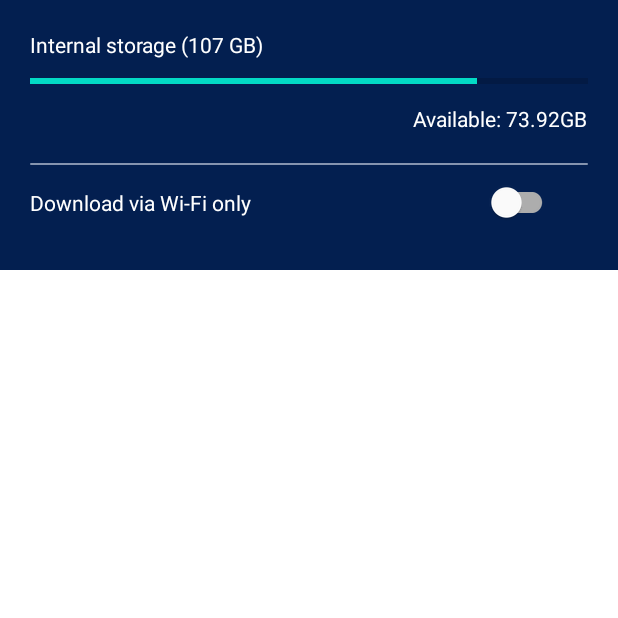
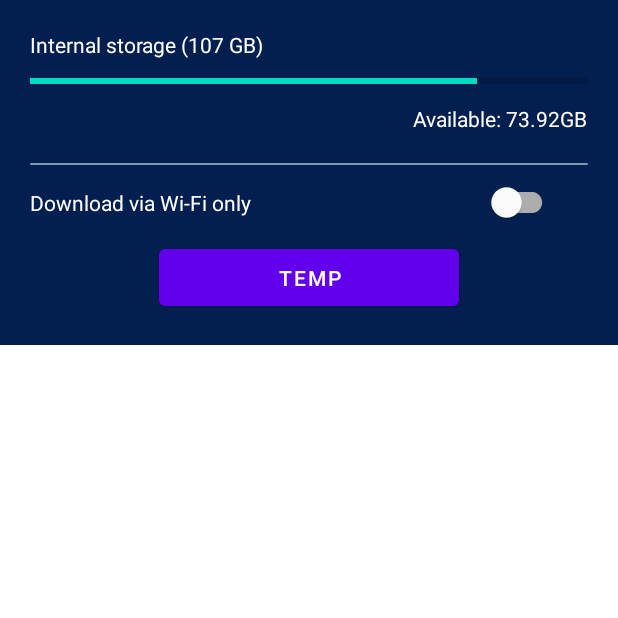
Before and after one commit to JoshMkhari/Carte, an Android app: the fragment Fragment_Download_Maps shown on its own in the app's theme, on a phone screen of 412 x 824 dp, the top half of it. Run offline under Robolectric (Android 15) with nearby library versions, the phone set to English and light mode, and no system bars.

Commit message:
created navigation resource for oflline maps, fragment_map_options, working on navhost  binding

```diff
--- a/app/build.gradle
+++ b/app/build.gradle
@@ -33,6 +33,7 @@ dependencies {
     implementation 'androidx.appcompat:appcompat:1.5.1'
     implementation 'com.google.android.material:material:1.6.1'
     implementation 'androidx.constraintlayout:constraintlayout:2.1.4'
+    implementation 'androidx.navigation:navigation-fragment:2.5.2'
     testImplementation 'junit:junit:4.13.2'
     androidTestImplementation 'androidx.test.ext:junit:1.1.3'
     androidTestImplementation 'androidx.test.espresso:espresso-core:3.4.0'
--- a/app/src/main/java/com/carte/navigator/menu/sub/Fragment_Download_Maps.java
+++ b/app/src/main/java/com/carte/navigator/menu/sub/Fragment_Download_Maps.java
@@ -3,64 +3,33 @@ package com.carte.navigator.menu.sub;
 import android.os.Bundle;
 
 import androidx.fragment.app.Fragment;
+import androidx.navigation.Navigation;
 
 import android.view.LayoutInflater;
 import android.view.View;
 import android.view.ViewGroup;
+import android.widget.Button;
 
 import com.carte.navigator.R;
 
 /**
  * A simple {@link Fragment} subclass.
- * Use the {@link Fragment_Download_Maps#newInstance} factory method to
  * create an instance of this fragment.
  */
 public class Fragment_Download_Maps extends Fragment {
-
-    // TODO: Rename parameter arguments, choose names that match
-    // the fragment initialization parameters, e.g. ARG_ITEM_NUMBER
-    private static final String ARG_PARAM1 = "param1";
-    private static final String ARG_PARAM2 = "param2";
-
-    // TODO: Rename and change types of parameters
-    private String mParam1;
-    private String mParam2;
-
-    public Fragment_Download_Maps() {
-        // Required empty public constructor
-    }
-
-    /**
-     * Use this factory method to create a new instance of
-     * this fragment using the provided parameters.
-     *
-     * @param param1 Parameter 1.
-     * @param param2 Parameter 2.
-     * @return A new instance of fragment Fragment_Download_Maps.
-     */
-    // TODO: Rename and change types and number of parameters
-    public static Fragment_Download_Maps newInstance(String param1, String param2) {
-        Fragment_Download_Maps fragment = new Fragment_Download_Maps();
-        Bundle args = new Bundle();
-        args.putString(ARG_PARAM1, param1);
-        args.putString(ARG_PARAM2, param2);
-        fragment.setArguments(args);
-        return fragment;
-    }
-
-    @Override
-    public void onCreate(Bundle savedInstanceState) {
-        super.onCreate(savedInstanceState);
-        if (getArguments() != null) {
-            mParam1 = getArguments().getString(ARG_PARAM1);
-            mParam2 = getArguments().getString(ARG_PARAM2);
-        }
-    }
 
     @Override
     public View onCreateView(LayoutInflater inflater, ViewGroup container,
                              Bundle savedInstanceState) {
         // Inflate the layout for this fragment
-        return inflater.inflate(R.layout.fragment_download_maps, container, false);
+
+        View downloadMaps =  inflater.inflate(R.layout.fragment_download_maps, container, false);
+
+        Button buttonTemp = downloadMaps.findViewById(R.id.button_temp);
+
+        buttonTemp.setOnClickListener(view -> {
+            Navigation.findNavController(downloadMaps).navigate(R.id.action_fragment_Download_Maps_to_fragment_Map_Options);
+        });
+        return downloadMaps;
     }
 }
--- a/app/src/main/res/layout/bottom_sheet_sub_menu_layout.xml
+++ b/app/src/main/res/layout/bottom_sheet_sub_menu_layout.xml
@@ -3,7 +3,7 @@
 <LinearLayout xmlns:android="http://schemas.android.com/apk/res/android"
     xmlns:tools="http://schemas.android.com/tools"
     android:layout_width="match_parent"
-    android:layout_height="wrap_content"
+    android:layout_height="match_parent"
     xmlns:app="http://schemas.android.com/apk/res-auto"
     android:orientation="vertical"
     android:id="@+id/sub_menu_bottom_sheet"
@@ -55,7 +55,8 @@
                 android:layout_height="wrap_content"
                 android:id="@+id/fragment_container_view_sub_menu"
                 android:name="com.carte.navigator.menu.sub.Fragment_Download_Maps"
-                tools:layout="@layout/fragment_download_maps" />
+                tools:layout="@layout/fragment_download_maps"
+                app:defaultNavHost="true" />
         </LinearLayout>
 
 
--- a/app/src/main/res/layout/fragment_download_maps.xml
+++ b/app/src/main/res/layout/fragment_download_maps.xml
@@ -65,4 +65,13 @@
         android:layout_marginEnd="20dp"
         app:layout_constraintTop_toBottomOf="@+id/view_download_map_divider" />
 
+    <Button
+        android:id="@+id/button_temp"
+        android:layout_width="200dp"
+        android:layout_height="50dp"
+        app:layout_constraintEnd_toEndOf="parent"
+        android:text="Temp"
+        app:layout_constraintStart_toStartOf="parent"
+        app:layout_constraintTop_toBottomOf="@+id/switch_download_maps_wifi" />
+
 </androidx.constraintlayout.widget.ConstraintLayout>
```
Also changed, not shown: app/src/main/java/com/carte/navigator/MainActivity.java (+21 -3 lines), app/src/main/java/com/carte/navigator/menu/sub/Fragment_Map_Options.java (added, +66 -0 lines), app/src/main/res/layout/bottom_sheet_menu_layout.xml (+28 -9 lines), app/src/main/res/layout/fragment_map_options.xml (added, +14 -0 lines), app/src/main/res/navigation/navigation_offline_maps.xml (added, +24 -0 lines), app/src/main/res/drawable-v24/image_download_map_icon.png (added).
